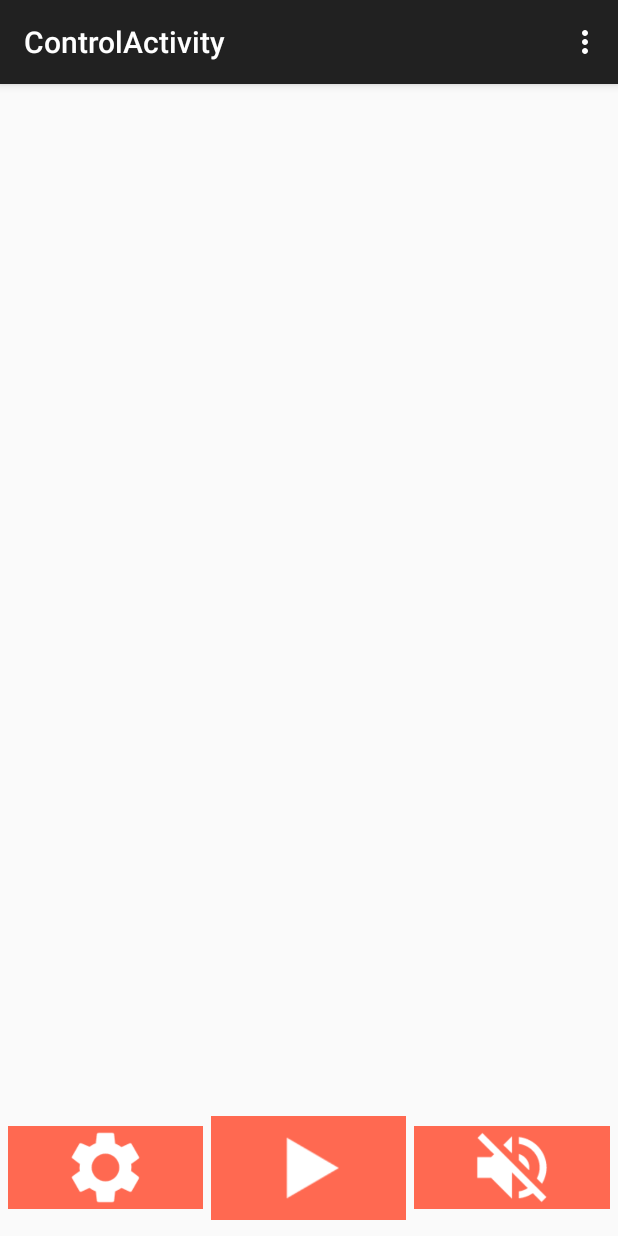
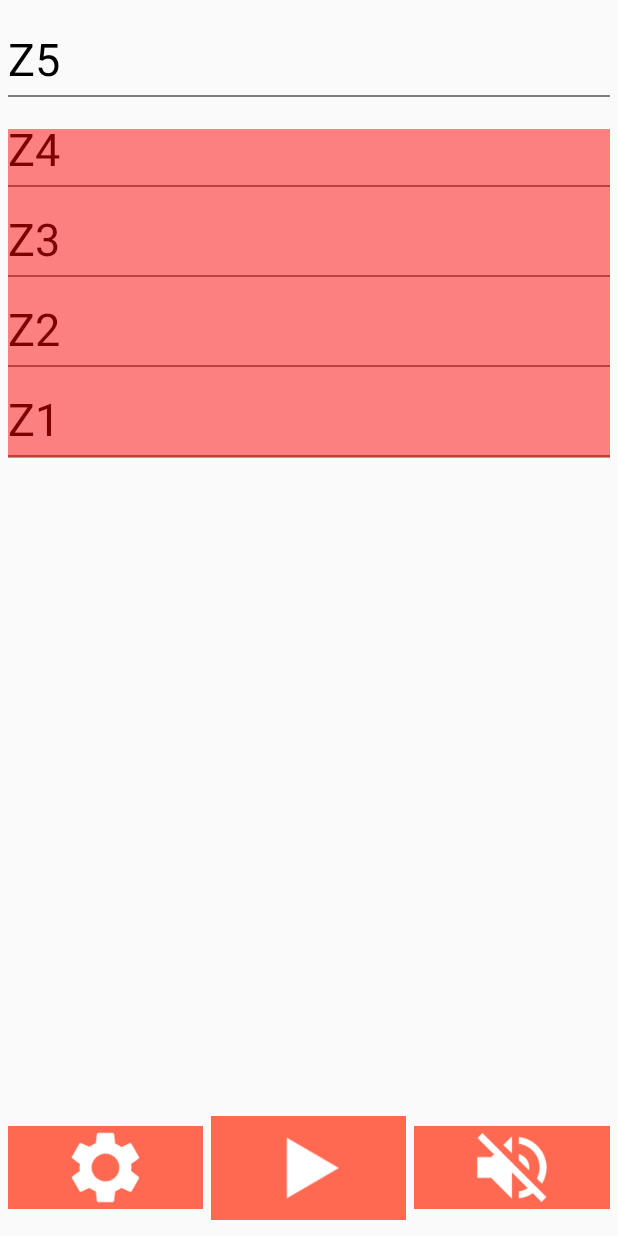
Before and after one commit to ilyaev/HeartRateZone, an Android app: the screen it shows after launch (ControlActivity), after a tap on an icon or button, on a phone screen of 412 x 824 dp. Run offline under Robolectric (Android 15) with nearby library versions, the light colour scheme and no system bars; 2 other taps on this screen came first.

Commit message:
in progress

```diff
--- a/app/src/main/AndroidManifest.xml
+++ b/app/src/main/AndroidManifest.xml
@@ -10,11 +10,23 @@
         android:icon="@mipmap/ic_launcher"
         android:label="@string/app_name"
         android:theme="@style/AppTheme" >
+
+        <activity
+            android:name=".ControlActivity"
+            android:label="@string/title_activity_control"
+            android:launchMode="singleTop" >
+
+            <intent-filter>
+                <action android:name="android.intent.action.MAIN" />
+                <category android:name="android.intent.category.LAUNCHER" />
+            </intent-filter>
+
+        </activity>
+
         <activity
             android:name=".MainActivity"
             android:label="@string/app_name"
             android:launchMode="singleTop" >
-
         </activity>
 
         <service
@@ -27,17 +39,7 @@
             android:name=".service.PlayAudioService"
             android:exported="false" />
 
-        <activity
-            android:name=".ControlActivity"
-            android:label="@string/title_activity_control" >
 
-            <intent-filter>
-                <action android:name="android.intent.action.MAIN" />
-
-                <category android:name="android.intent.category.LAUNCHER" />
-            </intent-filter>
-
-        </activity>
     </application>
 
 </manifest>
--- a/app/src/main/java/com/pbartz/heartmonitor/ControlActivity.java
+++ b/app/src/main/java/com/pbartz/heartmonitor/ControlActivity.java
@@ -5,13 +5,16 @@ import android.os.Bundle;
 import android.view.Menu;
 import android.view.MenuItem;
 import android.view.View;
+import android.view.Window;
+import android.view.WindowManager;
 
 import com.pbartz.heartmonitor.view.Button;
+import com.pbartz.heartmonitor.view.ZoneProgress;
 
 public class ControlActivity extends AppCompatActivity {
 
     View viewGauge;
-    View viewProgress;
+    ZoneProgress viewProgress;
     View viewChart;
 
     android.widget.ImageButton btnPlay;
@@ -21,6 +24,7 @@ public class ControlActivity extends AppCompatActivity {
     @Override
     protected void onCreate(Bundle savedInstanceState) {
         super.onCreate(savedInstanceState);
+
         setContentView(R.layout.activity_control);
 
         initView();
@@ -30,7 +34,7 @@ public class ControlActivity extends AppCompatActivity {
     private void initView() {
 
         viewGauge = findViewById(R.id.viewGauge);
-        viewProgress = findViewById(R.id.viewProgress);
+        viewProgress = (ZoneProgress) findViewById(R.id.viewProgress);
         viewChart = findViewById(R.id.viewChart);
 
         btnPlay = (android.widget.ImageButton) findViewById(R.id.btnPlay);
@@ -40,22 +44,22 @@ public class ControlActivity extends AppCompatActivity {
         btnPlay.setOnClickListener(new View.OnClickListener() {
             @Override
             public void onClick(View v) {
-                viewGauge.setVisibility(viewGauge.getVisibility() == View.INVISIBLE ? View.VISIBLE : View.INVISIBLE);
+
             }
         });
 
         btnSettings.setOnClickListener(new View.OnClickListener() {
             @Override
             public void onClick(View v) {
-                viewProgress.setVisibility(viewProgress.getVisibility() == View.VISIBLE ? View.INVISIBLE : View.VISIBLE);
+
             }
         });
 
         btnAudio.setOnClickListener(new View.OnClickListener() {
             @Override
             public void onClick(View v) {
-                viewChart.setVisibility(viewChart.getVisibility() == View.VISIBLE ? View.INVISIBLE : View.VISIBLE);
                 btnAudio.setImageResource(viewChart.getVisibility() == View.VISIBLE ? R.drawable.audio_on_white : R.drawable.audio_off_white);
+                viewProgress.updateHrValue((int)(Math.round(Math.random() * viewProgress.getHeight())));
             }
         });
 
--- a/app/src/main/java/com/pbartz/heartmonitor/service/BluetoothLeService.java
+++ b/app/src/main/java/com/pbartz/heartmonitor/service/BluetoothLeService.java
@@ -190,7 +190,7 @@ public class BluetoothLeService extends Service {
     }
 
     public class LocalBinder extends Binder {
-        BluetoothLeService getService() {
+        public BluetoothLeService getService() {
 
             return BluetoothLeService.this;
 
--- /dev/null
+++ b/app/src/main/java/com/pbartz/heartmonitor/view/ZoneProgress.java
@@ -0,0 +1,126 @@
+package com.pbartz.heartmonitor.view;
+
+import android.animation.ObjectAnimator;
+import android.content.Context;
+import android.content.res.TypedArray;
+import android.graphics.Canvas;
+import android.graphics.Color;
+import android.graphics.Paint;
+import android.graphics.drawable.Drawable;
+import android.text.TextPaint;
+import android.util.AttributeSet;
+import android.view.View;
+import android.view.animation.AccelerateInterpolator;
+import android.view.animation.BounceInterpolator;
+import android.view.animation.DecelerateInterpolator;
+
+import com.pbartz.heartmonitor.R;
+import com.pbartz.heartmonitor.zone.Config;
+
+/**
+ * TODO: document your custom view class.
+ */
+public class ZoneProgress extends View {
+
+    Paint defPaint;
+    Paint textPaint;
+
+    float zoneHeight;
+    int hrCurrent;
+
+    @Override
+    protected void onSizeChanged(int w, int h, int oldw, int oldh) {
+        super.onSizeChanged(w, h, oldw, oldh);
+        zoneHeight = h / 5;
+
+        textPaint.setTextSize(zoneHeight / 2);
+    }
+
+    public ZoneProgress(Context context) {
+        super(context);
+        init(null, 0);
+    }
+
+    public ZoneProgress(Context context, AttributeSet attrs) {
+        super(context, attrs);
+        init(attrs, 0);
+    }
+
+    public ZoneProgress(Context context, AttributeSet attrs, int defStyle) {
+        super(context, attrs, defStyle);
+        init(attrs, defStyle);
+    }
+
+    private void init(AttributeSet attrs, int defStyle) {
+
+        initZoneConfig();
+
+        // Load attributes
+        final TypedArray a = getContext().obtainStyledAttributes(
+                attrs, R.styleable.ZoneProgress, defStyle, 0);
+
+        a.recycle();
+
+        hrCurrent = 60;
+
+        // Update TextPaint and text measurements from attributes
+        invalidateTextPaintAndMeasurements();
+    }
+
+    private void initZoneConfig() {
+        Config.init(185);
+        defPaint = new Paint();
+        defPaint.setARGB(125, 0, 255, 0);
+        defPaint.setStyle(Paint.Style.FILL);
+        defPaint.setStrokeWidth(20);
+
+        textPaint = new Paint();
+        textPaint.setARGB(255, 0, 0, 0);
+        textPaint.setAntiAlias(true);
+
+    }
+
+    private void invalidateTextPaintAndMeasurements() {
+
+    }
+
+    public void setHrCurrent(int hrCurrent) {
+        this.hrCurrent = hrCurrent;
+
+        if (hrCurrent > getHeight() / 2) {
+            defPaint.setARGB(125, 255, 0, 0);
+        } else {
+            defPaint.setARGB(125, 0, 255, 0);
+        }
+
+        invalidate();
+    }
+
+    public int getHrCurrent() {
+        return hrCurrent;
+    }
+
+    public void updateHrValue(int hrValue) {
+        ObjectAnimator mAnimatorX = ObjectAnimator.ofInt(ZoneProgress.this, "hrCurrent", hrCurrent);
+        mAnimatorX.setIntValues(hrValue);
+        mAnimatorX.setDuration(300);
+        mAnimatorX.start();
+        //mAnimatorX.setInterpolator(new AccelerateInterpolator());
+        mAnimatorX.setInterpolator(new BounceInterpolator());
+    }
+
+    @Override
+    protected void onDraw(Canvas canvas) {
+        super.onDraw(canvas);
+
+        for (int zone = 0 ; zone < 5 ; zone ++) {
+            canvas.drawText(Config.zoneMap.get(zone).label, 0, getHeight() - ((zoneHeight / 2 - zoneHeight / 4) + zone * zoneHeight), textPaint);
+            canvas.drawLine(0, getHeight() - zone * zoneHeight - 2, getWidth(), getHeight() - zone * zoneHeight - 2, textPaint);
+        }
+
+        canvas.drawRect(0, getHeight() - hrCurrent, getWidth(), getHeight(), defPaint);
+
+
+
+    }
+}
--- /dev/null
+++ b/app/src/main/java/com/pbartz/heartmonitor/zone/Config.java
@@ -0,0 +1,26 @@
+package com.pbartz.heartmonitor.zone;
+
+import java.util.ArrayList;
+import java.util.HashMap;
+
+/**
+ * Created by yura.ilyaev on 9/16/2015.
+ */
+public class Config {
+
+    public static int hrMax;
+
+    public static ArrayList<Item> zoneMap;
+
+    public static void init(int hrMax) {
+        Config.hrMax = hrMax;
+
+        zoneMap = new ArrayList<>(5);
+        for(int i = 0 ; i < 5 ; i++) {
+            Item item = new Item(10, 100, "Z" + (i + 1));
+            zoneMap.add(i, item);
+        }
+
+    }
+
+}
--- /dev/null
+++ b/app/src/main/java/com/pbartz/heartmonitor/zone/Item.java
@@ -0,0 +1,18 @@
+package com.pbartz.heartmonitor.zone;
+
+/**
+ * Created by yura.ilyaev on 9/16/2015.
+ */
+public class Item extends Object{
+
+    public int hrFrom;
+    public int hrTo;
+
+    public String label;
+
+    public Item(int hrFrom, int hrTo, String label) {
+        this.hrFrom = hrFrom;
+        this.hrTo = hrTo;
+        this.label = label;
+    }
+}
--- a/app/src/main/res/layout/activity_control.xml
+++ b/app/src/main/res/layout/activity_control.xml
@@ -10,6 +10,7 @@
         android:layout_width="wrap_content"
         android:layout_height="wrap_content"
         android:id="@+id/viewChart"
+        android:visibility="invisible"
         android:layout_weight="1"
         android:layout_below="@+id/viewProgress"
         android:layout_marginBottom="45dp" />
@@ -72,7 +73,7 @@
 
     </LinearLayout>
 
-    <com.pbartz.heartmonitor.view.Button
+    <com.pbartz.heartmonitor.view.ZoneProgress
         android:layout_width="wrap_content"
         android:layout_height="300dp"
         android:id="@+id/viewProgress"
@@ -81,6 +82,7 @@
     <com.pbartz.heartmonitor.view.Button
         android:layout_width="wrap_content"
         android:layout_height="wrap_content"
+        android:visibility="invisible"
         android:id="@+id/viewGauge"
         android:layout_gravity="center_horizontal"
         android:layout_weight="1"
--- a/app/src/main/res/values/attrs.xml
+++ b/app/src/main/res/values/attrs.xml
@@ -5,4 +5,11 @@
         <attr name="labelText" format="string"/>
     </declare-styleable>
 
+    <declare-styleable name="ZoneProgress">
+        <attr name="exampleString" format="string" />
+        <attr name="exampleDimension" format="dimension" />
+        <attr name="exampleColor" format="color" />
+        <attr name="exampleDrawable" format="color|reference" />
+    </declare-styleable>
+
 </resources>
--- a/app/src/main/res/values/styles.xml
+++ b/app/src/main/res/values/styles.xml
@@ -1,7 +1,7 @@
 <resources>
 
     <!-- Base application theme. -->
-    <style name="AppTheme" parent="Theme.AppCompat.Light.DarkActionBar">
+    <style name="AppTheme" parent="Theme.AppCompat.Light.NoActionBar">
         <!-- Customize your theme here. -->
     </style>
 
```
